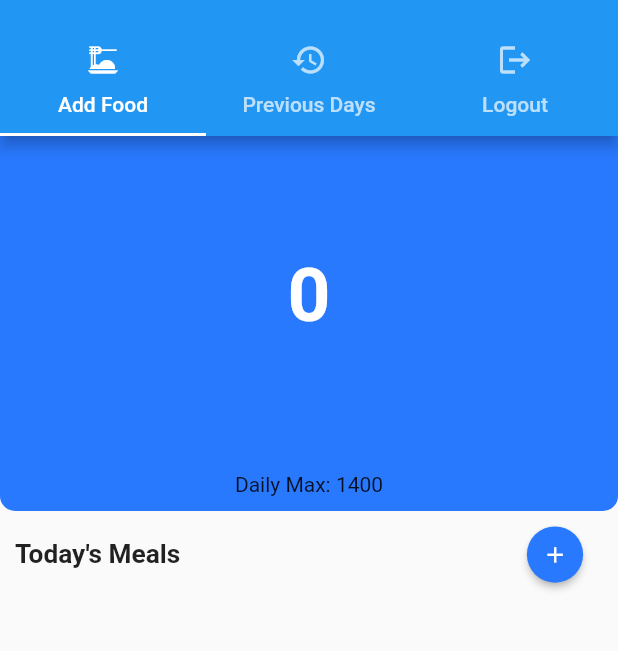
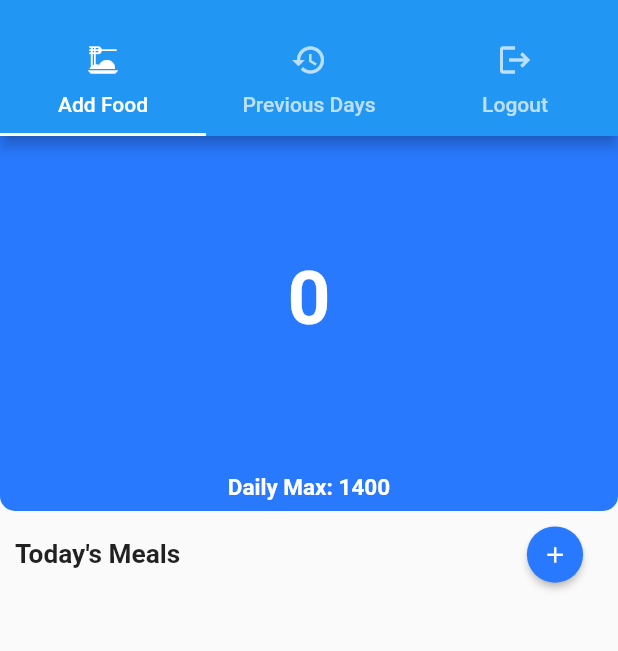
Before and after one commit to amahi2001/Calorie-Tracker, a Flutter app: the screen it shows once a user with an empty profile is signed in, on a phone screen of 412 x 824 dp, the part 59-710 px from its top. Run offline on Flutter 3.47's test engine with Material 2 defaults, Android fonts, the phone set to English and light mode, and no system bars; our stand-ins replace cloud_firestore, firebase_auth, firebase_core, flutter_signin_button, google_sign_in, table_calendar; missing offline and left inert: twitter_login; accounts and stored records are empty.

Commit message:
updated version

```diff
--- a/group3/lib/mainscreen.dart
+++ b/group3/lib/mainscreen.dart
@@ -85,9 +85,11 @@ class _MealList extends State<MealList> {
                         calories = calories + int.parse(food.cal);
                       }
                       return MealCard(
+                        id: snapshot.data![index].id,
                         name: snapshot.data![index].name,
                         calories: calories.toString(),
                         foods: snapshot.data![index].foods,
+                        retrieveData: retrieveData,
                       );
                     },
                   ),
@@ -162,8 +164,21 @@ class _TodayTotal extends State<TodayTotal> {
               ),
               Center(
                 child: Container(
-                  margin: const EdgeInsets.all(10),
-                  child: Text("Daily Max: " + widget.max),
+                  padding: const EdgeInsets.all(7),
+                  decoration: const BoxDecoration(
+                    borderRadius: BorderRadius.only(
+                      topLeft: Radius.circular(20),
+                      topRight: Radius.circular(20),
+                    ),
+                  ),
+                  child: Text(
+                    "Daily Max: " + widget.max,
+                    style: const TextStyle(
+                      color: Colors.white,
+                      fontWeight: FontWeight.w700,
+                      fontSize: 15,
+                    ),
+                  ),
                 ),
               )
             ],
--- a/group3/pubspec.yaml
+++ b/group3/pubspec.yaml
@@ -18,7 +18,7 @@ publish_to: 'none' # Remove this line if you wish to publish to pub.dev
 version: 1.0.0+1
 
 environment:
-  sdk: ">=2.16.2 <3.0.0"
+  sdk: ">=2.16.1 <3.0.0"
 
 # Dependencies specify other packages that your package needs in order to work.
 # To automatically upgrade your package dependencies to the latest versions
```
Also changed, not shown: group3/lib/firestore.dart (+21 -4 lines), group3/lib/mealcard.dart (+25 -3 lines), group3/lib/newmeal.dart (+16 -7 lines), group3/lib/previous_days.dart (+5 -43 lines), group3/pubspec.lock.
